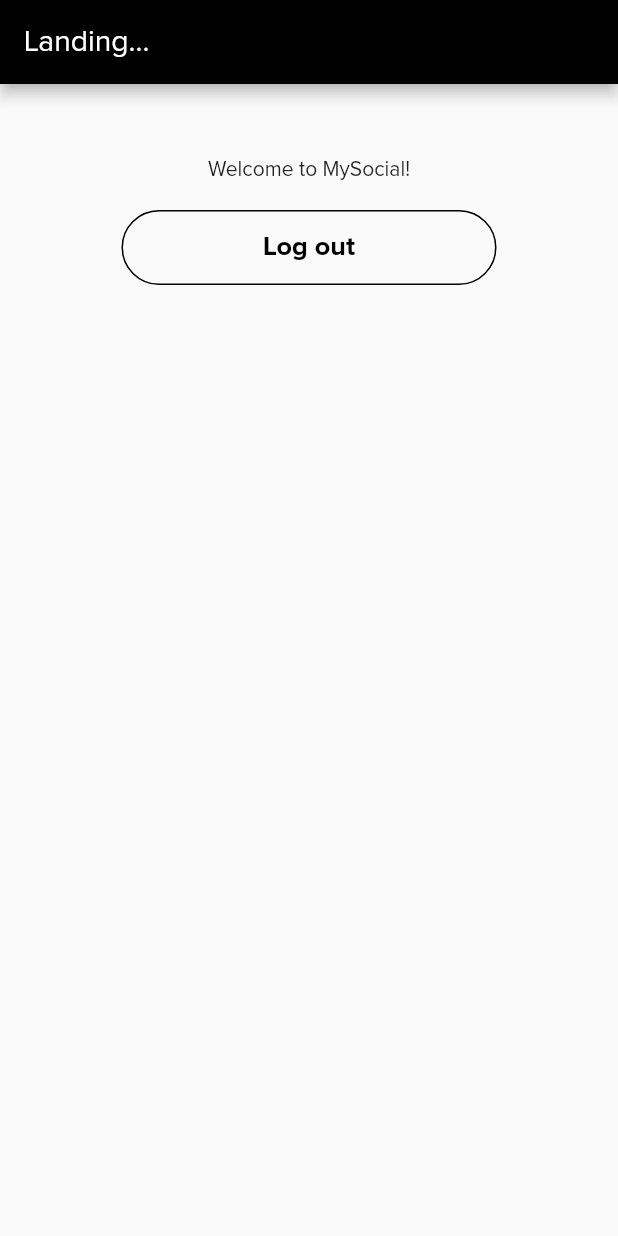
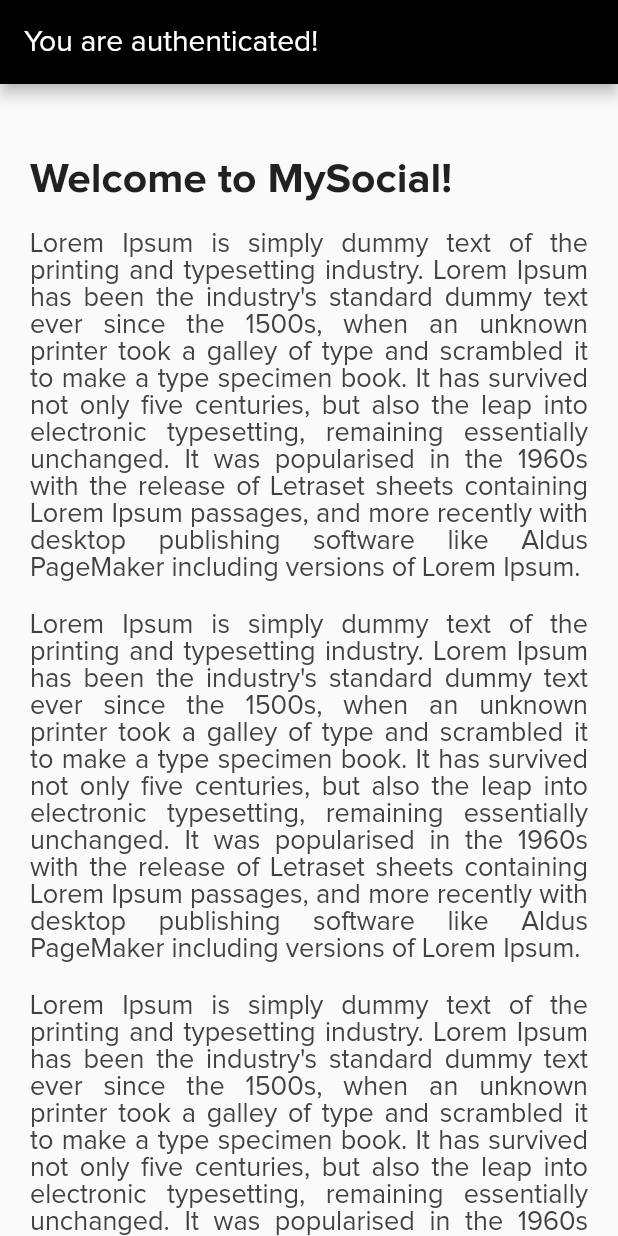
Before and after one commit to JoaoPauloCMarra/flutter-sandbox, a Flutter app: the screen it shows after launch, on a phone screen of 412 x 824 dp. Run offline on Flutter 3.47's test engine with Material 2 defaults, Android fonts, the phone set to English and light mode, and no system bars.

Commit message:
updating home screen

```diff
--- a/lib/screens/home.dart
+++ b/lib/screens/home.dart
@@ -1,6 +1,7 @@
 import 'package:flutter/material.dart';
 
 import 'package:MySocial/main.dart';
+import 'package:MySocial/utils.dart';
 import 'package:MySocial/shared/button.dart';
 
 class HomePage extends StatefulWidget {
@@ -14,20 +15,53 @@ class _HomePageState extends State<HomePage> {
   @override
   Widget build(BuildContext context) => Scaffold(
         appBar: _appBar(),
-        body: Container(
-          margin: EdgeInsets.only(top: 50),
-          alignment: Alignment.center,
-          child: Column(
-            children: [_welcome(), _logoutButton()],
+        body: SafeArea(
+          child: Container(
+            margin: EdgeInsets.only(top: 50),
+            alignment: Alignment.center,
+            child: ListView(
+              padding: EdgeInsets.only(left: 20, right: 20, bottom: 50),
+              shrinkWrap: true,
+              children: [
+                _welcome(),
+                Container(margin: EdgeInsets.only(top: 20)),
+                _homeText(),
+                Container(margin: EdgeInsets.only(top: 20)),
+                _homeText(),
+                Container(margin: EdgeInsets.only(top: 20)),
+                _homeText(),
+                Container(margin: EdgeInsets.only(top: 20)),
+                _homeText(),
+                Container(margin: EdgeInsets.only(top: 20)),
+                _homeText(),
+                Container(margin: EdgeInsets.only(bottom: 50)),
+                _logoutButton(),
+              ],
+            ),
           ),
         ),
       );
 
   Widget _appBar() => AppBar(
-        title: Text('Landing...'),
+        title: Text('You are authenticated!'),
       );
 
-  Widget _welcome() => Text('Welcome to MySocial!');
+  Widget _welcome() => Text(
+        'Welcome to MySocial!',
+        style: TextStyle(
+            color: Colors.grey[900],
+            fontWeight: FontWeight.w700,
+            fontSize: screenAwareSize(22, context)),
+      );
+
+  Widget _homeText() => Text(
+        '''Lorem Ipsum is simply dummy text of the printing and typesetting industry. Lorem Ipsum has been the industry's standard dummy text ever since the 1500s, when an unknown printer took a galley of type and scrambled it to make a type specimen book. It has survived not only five centuries, but also the leap into electronic typesetting, remaining essentially unchanged. It was popularised in the 1960s with the release of Letraset sheets containing Lorem Ipsum passages, and more recently with desktop publishing software like Aldus PageMaker including versions of Lorem Ipsum.''',
+        textAlign: TextAlign.justify,
+        style: TextStyle(
+            color: Colors.grey[800],
+            fontWeight: FontWeight.normal,
+            fontSize: screenAwareSize(14, context)),
+      );
 
   Widget _logoutButton() {
     String _text = 'Log out';
@@ -49,7 +83,7 @@ class _HomePageState extends State<HomePage> {
     return Button(
         text: _text,
         textColor: _buttonStyle,
-        fontSize: 18,
+        fontSize: screenAwareSize(16, context),
         fontWeight: FontWeight.w700,
         borderColor: _buttonStyle,
         onPressed: () {
```
